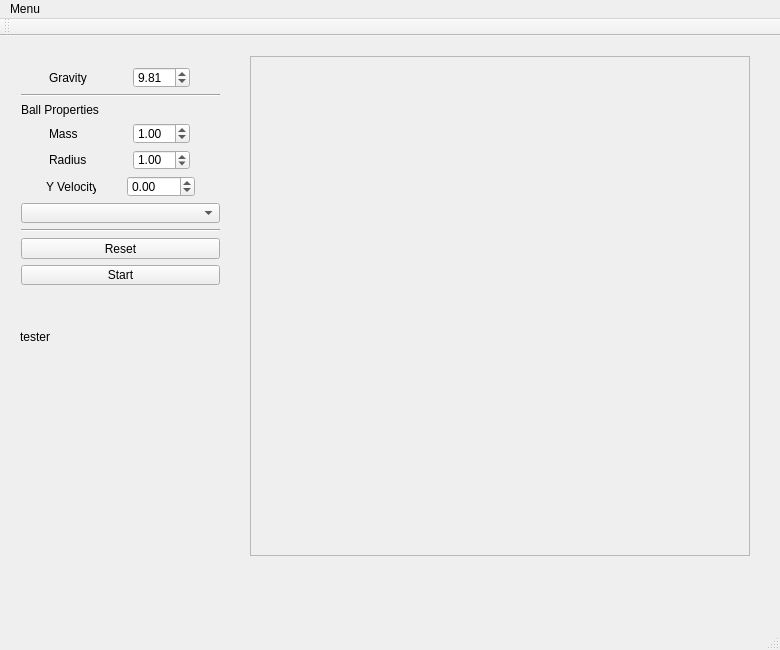
Before: the Qt Designer form forms/gravitymainwindow.ui in ExaByTEz/CS343FinalProject, drawn with Qt 5.
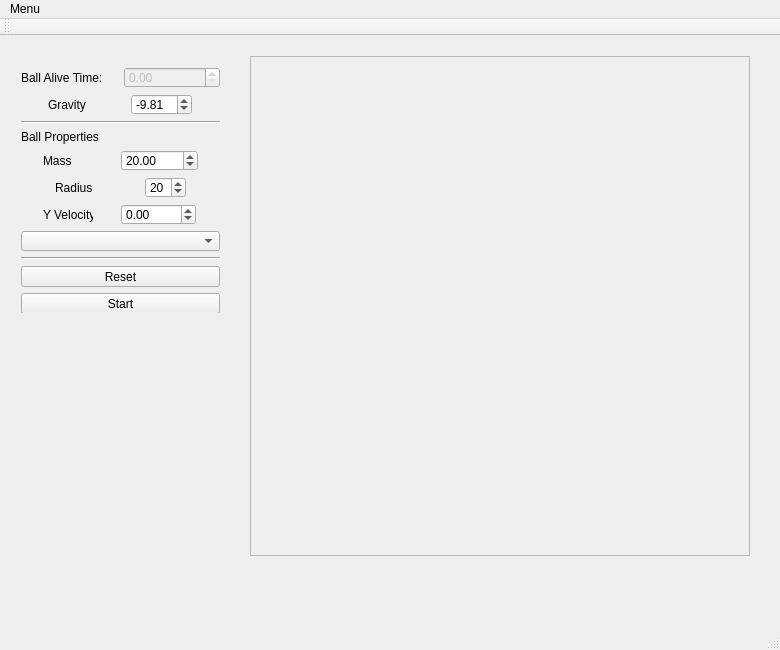
After: the same form once the commit is applied. Custom widgets are drawn as their Qt base class.

Commit message:
Connected GUI and Ball
Connected most parameters with the ball, made slight (temporary) changes
to algorithm

```diff
--- a/forms/gravitymainwindow.ui
+++ b/forms/gravitymainwindow.ui
@@ -23,7 +23,7 @@
       <x>10</x>
       <y>20</y>
       <width>221</width>
-      <height>229</height>
+      <height>257</height>
      </rect>
     </property>
     <layout class="QVBoxLayout" name="verticalLayout">
@@ -36,6 +36,24 @@
      <property name="bottomMargin">
       <number>0</number>
      </property>
+     <item>
+      <layout class="QHBoxLayout" name="horizontalLayout_4">
+       <item>
+        <widget class="QLabel" name="label">
+         <property name="text">
+          <string>Ball Alive Time:</string>
+         </property>
+        </widget>
+       </item>
+       <item>
+        <widget class="QDoubleSpinBox" name="timeSpinBox">
+         <property name="enabled">
+          <bool>false</bool>
+         </property>
+        </widget>
+       </item>
+      </layout>
+     </item>
      <item>
       <layout class="QHBoxLayout" name="horizontalLayout">
        <property name="sizeConstraint">
@@ -69,13 +87,16 @@
           </sizepolicy>
          </property>
          <property name="minimum">
-          <double>0.010000000000000</double>
+          <double>-10.000000000000000</double>
+         </property>
+         <property name="maximum">
+          <double>10.000000000000000</double>
          </property>
          <property name="singleStep">
           <double>0.010000000000000</double>
          </property>
          <property name="value">
-          <double>9.810000000000000</double>
+          <double>-9.810000000000000</double>
          </property>
         </widget>
        </item>
@@ -112,6 +133,9 @@
        </item>
        <item>
         <widget class="QDoubleSpinBox" name="massSpinBox">
+         <property name="enabled">
+          <bool>true</bool>
+         </property>
          <property name="sizePolicy">
           <sizepolicy hsizetype="Fixed" vsizetype="Fixed">
            <horstretch>0</horstretch>
@@ -121,12 +145,15 @@
          <property name="minimum">
           <double>0.010000000000000</double>
          </property>
+         <property name="maximum">
+          <double>10000.000000000000000</double>
+         </property>
          <property name="singleStep">
-          <double>0.010000000000000</double>
-         </property>
-         <property name="value">
           <double>1.000000000000000</double>
          </property>
+         <property name="value">
+          <double>20.000000000000000</double>
+         </property>
         </widget>
        </item>
       </layout>
@@ -147,7 +174,10 @@
         </widget>
        </item>
        <item>
-        <widget class="QDoubleSpinBox" name="radiusSpinBox">
+        <widget class="QSpinBox" name="radiusSpinBox">
+         <property name="enabled">
+          <bool>true</bool>
+         </property>
          <property name="sizePolicy">
           <sizepolicy hsizetype="Fixed" vsizetype="Fixed">
            <horstretch>0</horstretch>
@@ -155,13 +185,10 @@
           </sizepolicy>
          </property>
          <property name="minimum">
-          <double>0.010000000000000</double>
-         </property>
-         <property name="singleStep">
-          <double>0.010000000000000</double>
+          <number>1</number>
          </property>
          <property name="value">
-          <double>1.000000000000000</double>
+          <number>20</number>
          </property>
         </widget>
        </item>
@@ -194,10 +221,10 @@
           </sizepolicy>
          </property>
          <property name="minimum">
-          <double>-100.000000000000000</double>
+          <double>-1000.000000000000000</double>
          </property>
          <property name="maximum">
-          <double>100.000000000000000</double>
+          <double>1000.000000000000000</double>
          </property>
          <property name="singleStep">
           <double>0.010000000000000</double>
@@ -291,19 +318,6 @@
      </rect>
     </property>
    </widget>
-   <widget class="QLabel" name="testLabel">
-    <property name="geometry">
-     <rect>
-      <x>20</x>
-      <y>270</y>
-      <width>61</width>
-      <height>61</height>
-     </rect>
-    </property>
-    <property name="text">
-     <string>tester</string>
-    </property>
-   </widget>
   </widget>
   <widget class="QMenuBar" name="menuBar">
    <property name="geometry">
```
Left out of the diff: 4 changed lines with no effect on the pictures. The commit also changes 7 other files.
